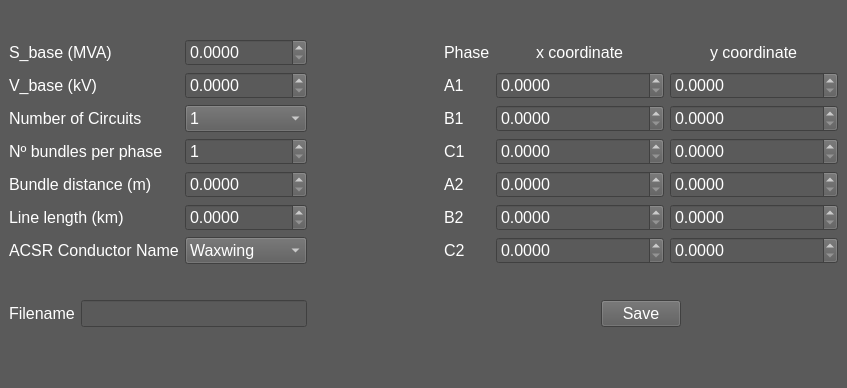
Old version of the form uiDesigns/creatorGui.ui in the repository Mehmet-Emre-Dogan/transmissionLineParameterCalculator.
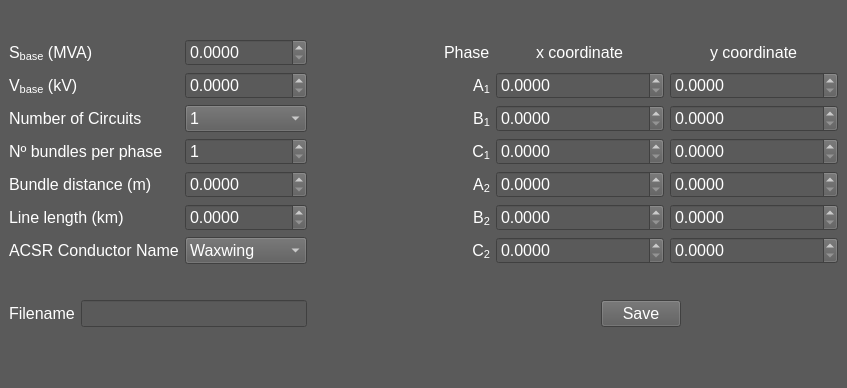
New version of the form.

Commit message: beautify sub_scripts

What changed in the file:
```diff
--- a/uiDesigns/creatorGui.ui
+++ b/uiDesigns/creatorGui.ui
@@ -294,7 +294,7 @@
          </font>
         </property>
         <property name="text">
-         <string>S_base (MVA)</string>
+         <string>&lt;html&gt;&lt;head/&gt;&lt;body&gt;&lt;p&gt;S&lt;span style=&quot; vertical-align:sub;&quot;&gt;base&lt;/span&gt; (MVA)&lt;/p&gt;&lt;/body&gt;&lt;/html&gt;</string>
         </property>
        </widget>
       </item>
@@ -306,7 +306,7 @@
          </font>
         </property>
         <property name="text">
-         <string>V_base (kV)</string>
+         <string>&lt;html&gt;&lt;head/&gt;&lt;body&gt;&lt;p&gt;V&lt;span style=&quot; vertical-align:sub;&quot;&gt;base&lt;/span&gt; (kV)&lt;/p&gt;&lt;/body&gt;&lt;/html&gt;</string>
         </property>
        </widget>
       </item>
@@ -364,7 +364,7 @@
          </font>
         </property>
         <property name="text">
-         <string>B1</string>
+         <string>&lt;html&gt;&lt;head/&gt;&lt;body&gt;&lt;p align=&quot;right&quot;&gt;B&lt;span style=&quot; vertical-align:sub;&quot;&gt;1&lt;/span&gt;&lt;/p&gt;&lt;/body&gt;&lt;/html&gt;</string>
         </property>
        </widget>
       </item>
@@ -376,7 +376,7 @@
          </font>
         </property>
         <property name="text">
-         <string>C1</string>
+         <string>&lt;html&gt;&lt;head/&gt;&lt;body&gt;&lt;p align=&quot;right&quot;&gt;C&lt;span style=&quot; vertical-align:sub;&quot;&gt;1&lt;/span&gt;&lt;/p&gt;&lt;/body&gt;&lt;/html&gt;</string>
         </property>
        </widget>
       </item>
@@ -388,7 +388,7 @@
          </font>
         </property>
         <property name="text">
-         <string>A1</string>
+         <string>&lt;html&gt;&lt;head/&gt;&lt;body&gt;&lt;p align=&quot;right&quot;&gt;A&lt;span style=&quot; vertical-align:sub;&quot;&gt;1&lt;/span&gt;&lt;/p&gt;&lt;/body&gt;&lt;/html&gt;</string>
         </property>
        </widget>
       </item>
@@ -449,7 +449,7 @@
          </font>
         </property>
         <property name="text">
-         <string>B2</string>
+         <string>&lt;html&gt;&lt;head/&gt;&lt;body&gt;&lt;p align=&quot;right&quot;&gt;B&lt;span style=&quot; vertical-align:sub;&quot;&gt;2&lt;/span&gt;&lt;/p&gt;&lt;/body&gt;&lt;/html&gt;</string>
         </property>
        </widget>
       </item>
@@ -556,7 +556,7 @@
          </font>
         </property>
         <property name="text">
-         <string>A2</string>
+         <string>&lt;html&gt;&lt;head/&gt;&lt;body&gt;&lt;p align=&quot;right&quot;&gt;A&lt;span style=&quot; vertical-align:sub;&quot;&gt;2&lt;/span&gt;&lt;/p&gt;&lt;/body&gt;&lt;/html&gt;</string>
         </property>
        </widget>
       </item>
@@ -712,7 +712,7 @@
          </font>
         </property>
         <property name="text">
-         <string>C2</string>
+         <string>&lt;html&gt;&lt;head/&gt;&lt;body&gt;&lt;p align=&quot;right&quot;&gt;C&lt;span style=&quot; vertical-align:sub;&quot;&gt;2&lt;/span&gt;&lt;/p&gt;&lt;/body&gt;&lt;/html&gt;</string>
         </property>
        </widget>
       </item>
```
The commit also changes 1 other file.
